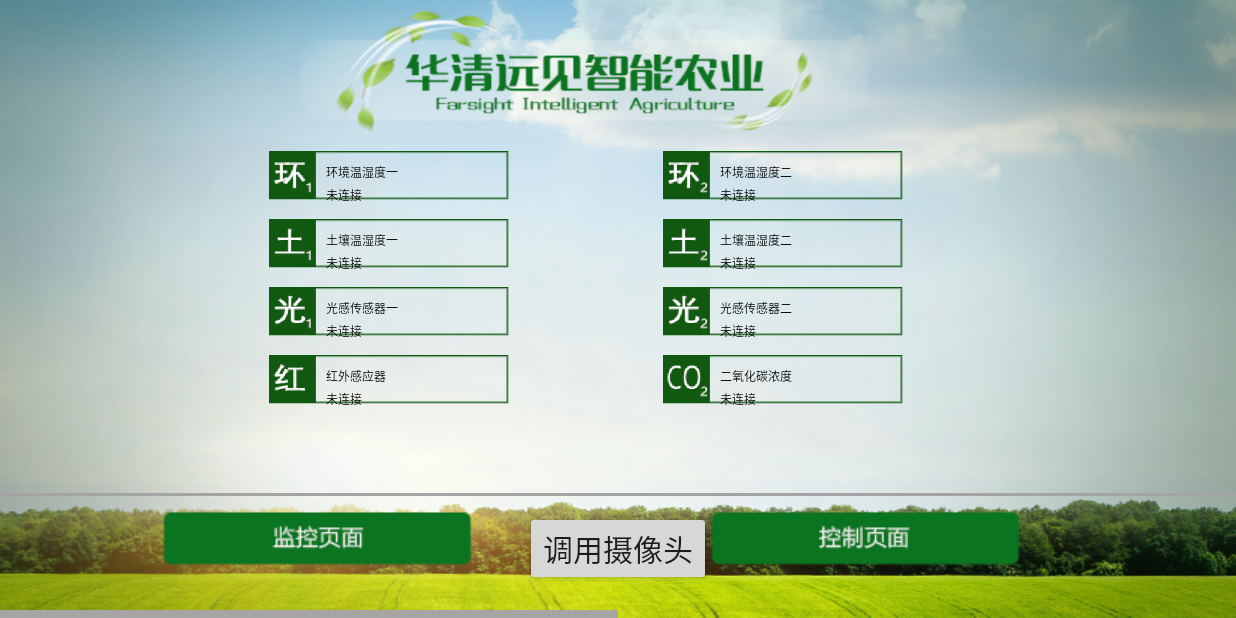
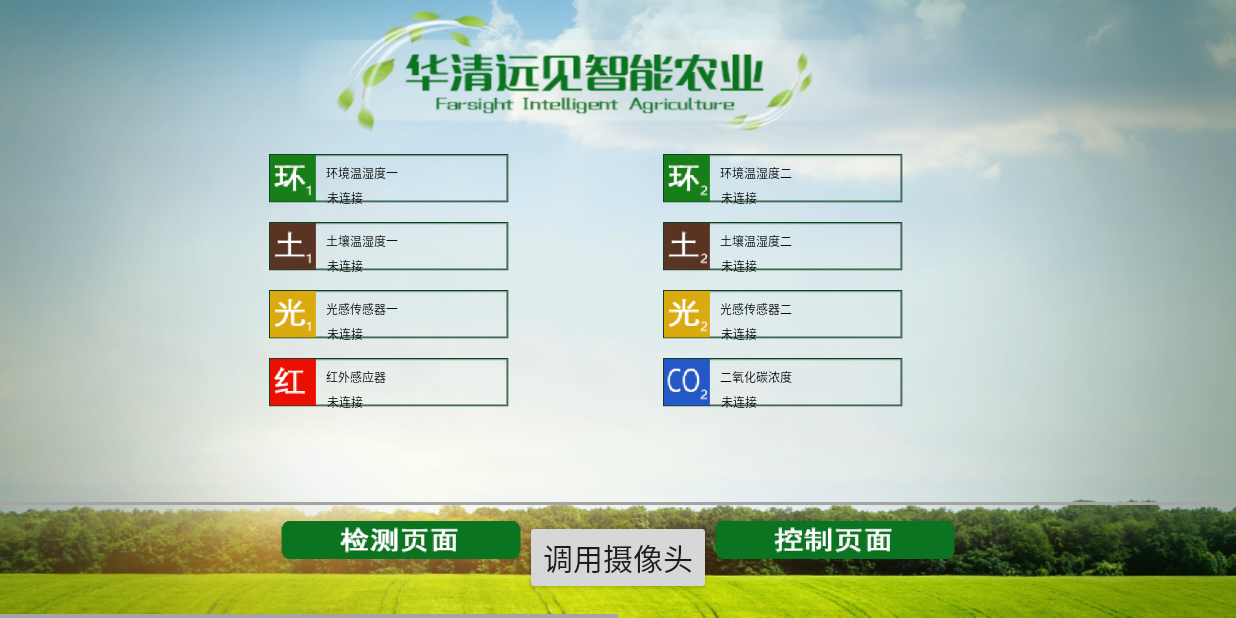
Before and after one commit to jiyangkang/FarsightAgriclture, an Android app: the MainActivity screen opened directly, with no data from a screen before it, on a phone screen of 824 x 412 dp (held sideways). Run offline under Robolectric (Android 15) with nearby library versions, the phone set to English and light mode, and no system bars.

Commit message:
2015-12-05正式第一版

```diff
--- a/app/src/main/java/com/farsight/ji/farsightagriclture/Tools/DrawButton.java
+++ b/app/src/main/java/com/farsight/ji/farsightagriclture/Tools/DrawButton.java
@@ -52,6 +52,7 @@
         mContext = context;
 
         int widthMetrics = context.getResources().getDisplayMetrics().widthPixels;
+        int heightMetrics = context.getResources().getDisplayMetrics().heightPixels;
         setBitmapDefault(R.drawable.button);
 
         mPaint = new Paint();
@@ -64,14 +65,11 @@
         int oX = bitmapDefault.getWidth();
         int oY = bitmapDefault.getHeight();
 
-        int rX ;
-        if(oX > widthMetrics/4){
-            rX = oX;
-        } else {
-            rX = widthMetrics/4;
-        }
+        int rX, rY;
 
-        int rY = rX * oY / oX;
+        rY = heightMetrics*5/77;
+
+        rX = rY * oX / oY;
 
         orRect = new Rect(0, 0, oX, oY);
         dstRect = new Rect(0, 0, rX, rY);
--- a/app/src/main/java/com/farsight/ji/farsightagriclture/Tools/ShowState.java
+++ b/app/src/main/java/com/farsight/ji/farsightagriclture/Tools/ShowState.java
@@ -84,14 +84,13 @@
     protected void onDraw(Canvas canvas) {
         super.onDraw(canvas);
         canvas.drawBitmap(bitmapNode, rectOri, rectDst, mPaint);
-        canvas.drawText(valueNode1, rectDst.width() / 5, rectDst.bottom - 3, mPaint);
+        canvas.drawText(valueNode1, rectDst.width() / 5 + 1, rectDst.bottom - 3, mPaint);
         if (valueNode2 != null) {
-            canvas.drawText(valueNode2, rectDst.width() / 2 + rectDst.width() / 10, rectDst.bottom - 3, mPaint);
-        } else {
+            canvas.drawText(valueNode2, rectDst.width() / 2 + rectDst.width() / 10 + 1, rectDst.bottom - 3, mPaint);
         }
 
         if (name != null) {
-            canvas.drawText(name, rectDst.width() / 5, rectDst.top + rectDst.height() / 2, mPaint);
+            canvas.drawText(name, rectDst.width() / 5, rectDst.top + rectDst.height() / 2 -2, mPaint);
         }
 
     }
--- a/app/src/main/java/com/farsight/ji/farsightagriclture/UI/WelcomeActivity.java
+++ b/app/src/main/java/com/farsight/ji/farsightagriclture/UI/WelcomeActivity.java
@@ -198,7 +198,7 @@
     }
 
     private class CountThread extends Thread {
-        int i = 50;
+        int i = 20;
 
         @Override
         public void run() {
```
Also changed, not shown: app/src/main/res/drawable/button.png, app/src/main/res/drawable/cnod_one.png (deleted), app/src/main/res/drawable/co2.png, app/src/main/res/drawable/env1.png, app/src/main/res/drawable/env2.png, app/src/main/res/drawable/infrared.png, app/src/main/res/drawable/light1.png, app/src/main/res/drawable/light2.png, app/src/main/res/drawable/part_ctrl_clicked.png, app/src/main/res/drawable/part_ctrl_noclicked.png, app/src/main/res/drawable/part_voir_clicked.png, app/src/main/res/drawable/part_voir_noclicked.png, app/src/main/res/drawable/scanudp.png, app/src/main/res/drawable/scanudpuseless.png, 2 more files.
